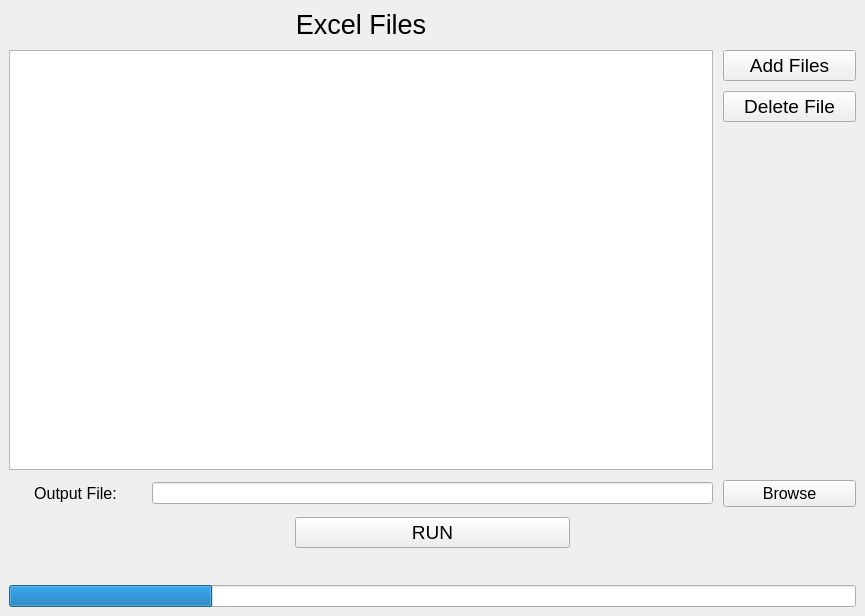
This is main.ui in Cassar88226/excel_extraction_data as Qt 5 draws it before an edit. The edited form follows.
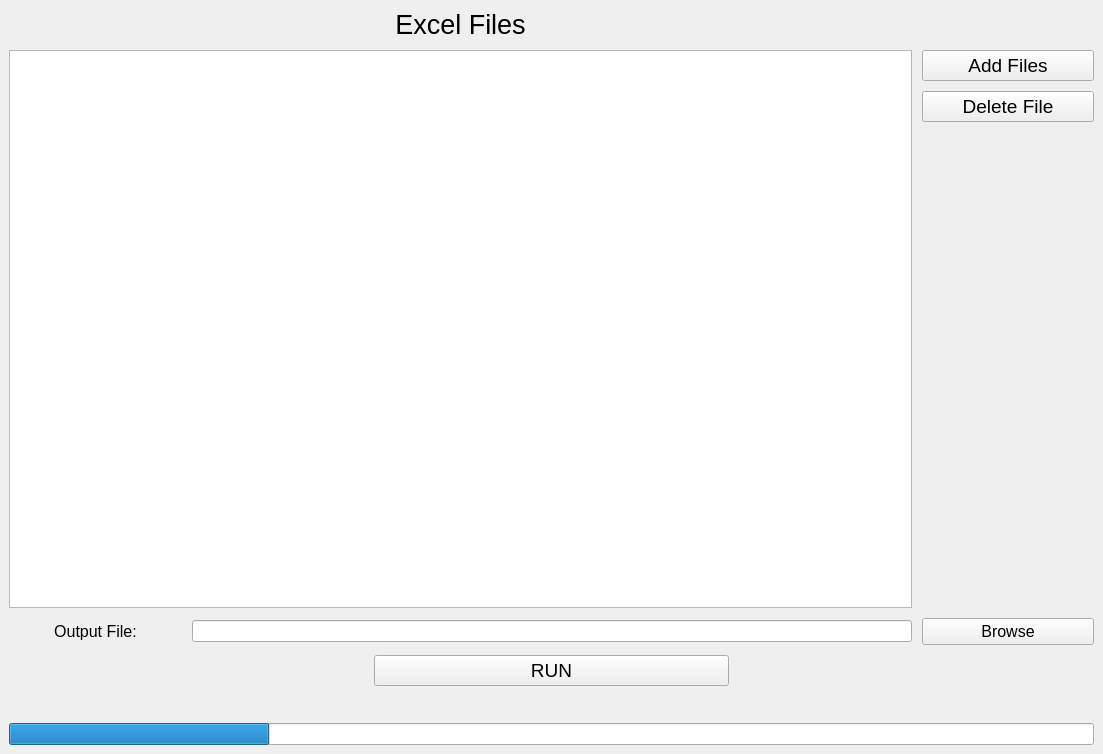
This is the edited form.

Commit message: extend window size

Diff of the .ui file:
```diff
--- a/main.ui
+++ b/main.ui
@@ -9,8 +9,8 @@
    <rect>
     <x>0</x>
     <y>0</y>
-    <width>865</width>
-    <height>616</height>
+    <width>1103</width>
+    <height>754</height>
    </rect>
   </property>
   <property name="sizePolicy">
```
